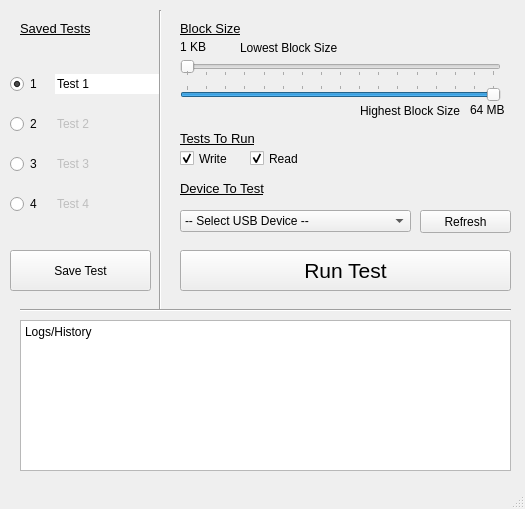
The window that Benchmarking_input.ui (MilesWT/USB-Benchmark) describes before a commit, drawn with Qt 5.
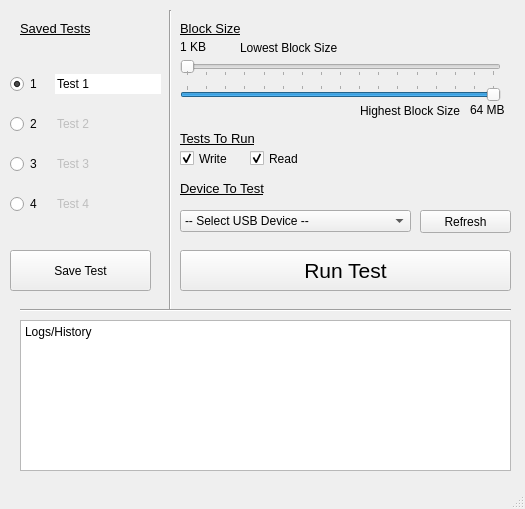
The same window after the commit.

The edit to the form file:
```diff
--- a/Benchmarking_input.ui
+++ b/Benchmarking_input.ui
@@ -382,7 +382,7 @@
    <widget class="Line" name="line">
     <property name="geometry">
      <rect>
-      <x>150</x>
+      <x>160</x>
       <y>10</y>
       <width>20</width>
       <height>301</height>
```
